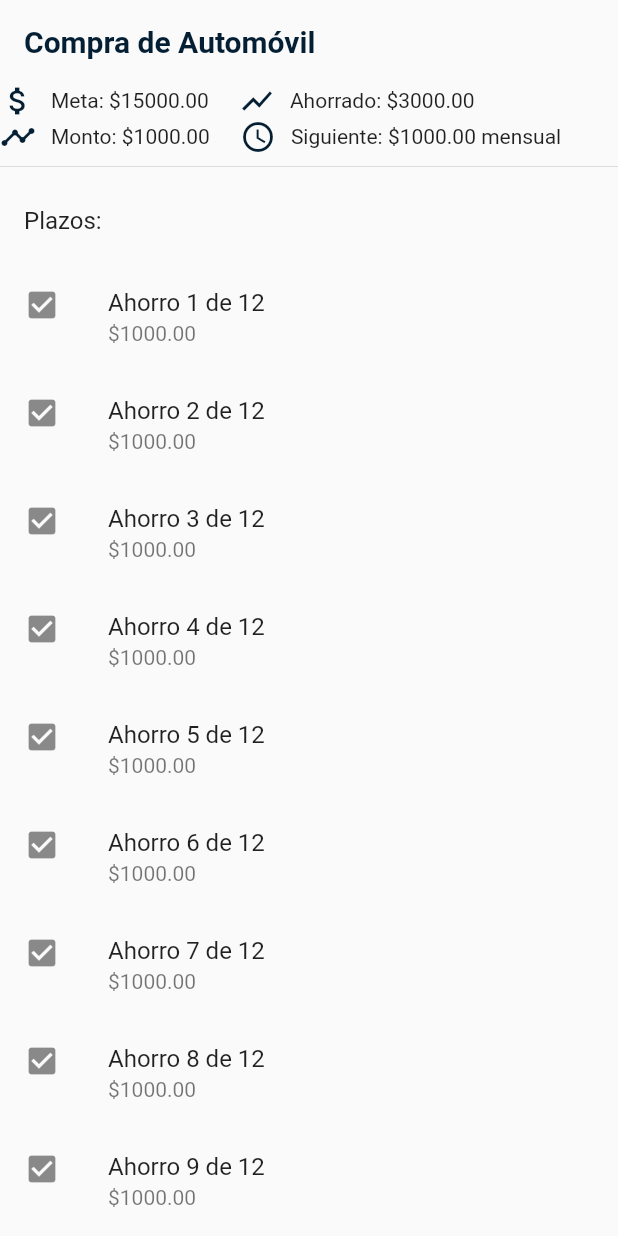
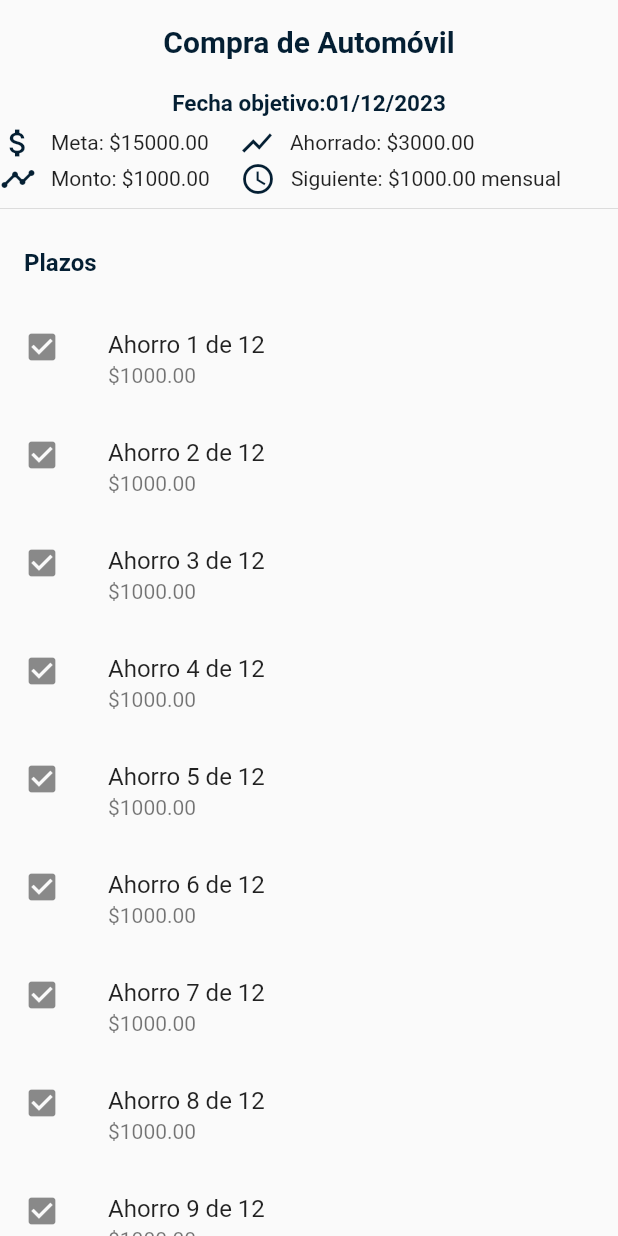
Before and after one commit to gusdev23/MoneyPlusApp, a Flutter app: the MetasView screen opened directly, after a tap on "Compra de Automóvil", on a phone screen of 412 x 824 dp. Run offline on Flutter 3.47's test engine with Material 2 defaults, Android fonts, the phone set to English and light mode, and no system bars; our stand-ins replace fluttertoast.

Commit message:
Modificaciones detalle meta

```diff
--- a/lib/user_views/meta_dashboard_view.dart
+++ b/lib/user_views/meta_dashboard_view.dart
@@ -9,8 +9,10 @@ class MetasView extends StatelessWidget {
     "montoActual": 1500,
     "montoPlazo": 500,
     "plazo": "mensual",
-      "totalPlazos":12,
-      "actualPlazo":10,
+    "totalPlazos": 12,
+    "actualPlazo": 10,
+    "fechaInicio": "01/01/2023",
+    "fechaObjetivo": "01/12/2023",
   },
   {
     "nombre": "Compra de Automóvil",
@@ -18,8 +20,10 @@ class MetasView extends StatelessWidget {
     "montoActual": 3000,
     "montoPlazo": 1000,
     "plazo": "mensual",
-      "totalPlazos":12,
-      "actualPlazo":10,
+    "totalPlazos": 12,
+    "actualPlazo": 10,
+    "fechaInicio": "01/01/2023",
+    "fechaObjetivo": "01/12/2023",
   },
   {
     "nombre": "Fondo de Emergencia",
@@ -27,8 +31,10 @@ class MetasView extends StatelessWidget {
     "montoActual": 3000,
     "montoPlazo": 300,
     "plazo": "mensual",
-      "totalPlazos":12,
-      "actualPlazo":10,
+    "totalPlazos": 12,
+    "actualPlazo": 10,
+    "fechaInicio": "01/01/2023",
+    "fechaObjetivo": "01/12/2023",
   },
   {
     "nombre": "Educación Universitaria",
@@ -36,8 +42,10 @@ class MetasView extends StatelessWidget {
     "montoActual": 2000,
     "montoPlazo": 1000,
     "plazo": "mensual",
-      "totalPlazos":12,
-      "actualPlazo":2,
+    "totalPlazos": 12,
+    "actualPlazo": 2,
+    "fechaInicio": "01/11/2023",
+    "fechaObjetivo": "01/10/2024",
   },
   {
     "nombre": "Renovación de Casa",
@@ -45,8 +53,10 @@ class MetasView extends StatelessWidget {
     "montoActual": 25000,
     "montoPlazo": 1500,
     "plazo": "mensual",
-      "totalPlazos":12,
-      "actualPlazo":12,
+    "totalPlazos": 12,
+    "actualPlazo": 12,
+    "fechaInicio": "01/01/2023",
+    "fechaObjetivo": "01/12/2023",
   },
   // Agrega más registros de metas según sea necesario
 ];
--- a/lib/user_views/meta_info_view.dart
+++ b/lib/user_views/meta_info_view.dart
@@ -1,4 +1,5 @@
 import 'package:flutter/material.dart';
+import 'package:intl/intl.dart';
 
 class MetaInfoView extends StatelessWidget {
   final Map<String, dynamic> metaData;
@@ -14,10 +15,16 @@ class MetaInfoView extends StatelessWidget {
     final int totalPlazos = metaData['totalPlazos'];
     final int actualPlazo = metaData['actualPlazo'];
     final String plazo = metaData['plazo'];
+    final String f_inicio=metaData['fechaInicio'];
+    final String f_objetivo=metaData['fechaObjetivo'];
 
     return Scaffold(
       body: Column(
         crossAxisAlignment: CrossAxisAlignment.start,
+        children: [
+          Center(
+            child: Column(
+              mainAxisAlignment: MainAxisAlignment.center, // Esto centra los elementos verticalmente
               children: [
                 Padding(
                   padding: const EdgeInsets.all(16.0),
@@ -27,6 +34,17 @@ class MetaInfoView extends StatelessWidget {
                       color: Color(0xFF041F33),
                       fontWeight: FontWeight.bold,
                       fontSize: 20.0,
+                    ),
+                  ),
+                ),
+                Padding(
+                  padding: const EdgeInsets.all(5.0),
+                  child: Text(
+                    'Fecha objetivo:' + f_objetivo.toString(),
+                    style: TextStyle(
+                      color: Color(0xFF041F33),
+                      fontWeight: FontWeight.bold,
+                      fontSize: 15.0,
                     ),
                   ),
                 ),
@@ -54,16 +72,22 @@ class MetaInfoView extends StatelessWidget {
                     ),
                   ],
                 ),
+              ],
+            ),
+          ),
           Divider(),
           ListTile(
-            title: Text('Plazos:'),
+            title: Text('Plazos',style: TextStyle(
+              fontWeight: FontWeight.bold,
+              color: Color(0xFF041F33),
+            ),),
           ),
           Expanded(
             child: ListView(
               children: List.generate(totalPlazos, (index) {
                 final cumplido = index < actualPlazo;
                 return ListTile(
-                  leading: Icon(cumplido ? Icons.check_box : Icons.check_box_outline_blank),
+                  leading: Icon(cumplido ? Icons.check_box : Icons.check_box_outline_blank_rounded),
                   title: Text('Ahorro ${index + 1} de $totalPlazos'),
                   subtitle: Text('\$${montoPlazo.toStringAsFixed(2)}'),
                 );
--- a/pubspec.yaml
+++ b/pubspec.yaml
@@ -31,6 +31,7 @@ dependencies:
   flutter:
     sdk: flutter
   fluttertoast: ^8.2.2
+  intl: ^0.17.0
 
   # The following adds the Cupertino Icons font to your application.
   # Use with the CupertinoIcons class for iOS style icons.
```
Also changed, not shown: pubspec.lock. Lines whose indentation alone changed are shown as unchanged.
